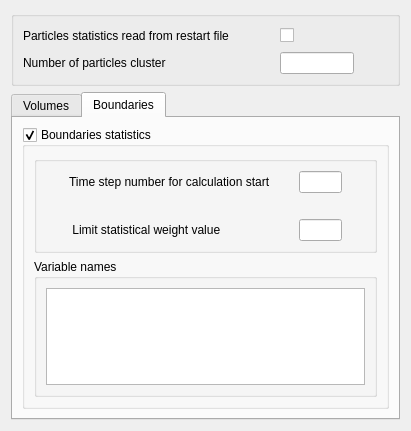
The window that gui/Pages/LagrangianStatisticsForm.ui (code-saturne/code_saturne) describes before a commit, drawn with Qt 5.
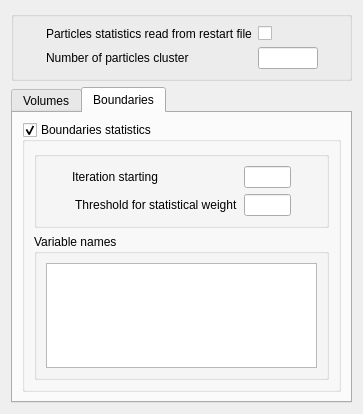
The same window after the commit. The open tabs and pages were chosen to show the change.

Patch:
```diff
--- a/gui/Pages/LagrangianStatisticsForm.ui
+++ b/gui/Pages/LagrangianStatisticsForm.ui
@@ -5,24 +5,35 @@
    <rect>
     <x>0</x>
     <y>0</y>
-    <width>411</width>
-    <height>431</height>
+    <width>363</width>
+    <height>414</height>
    </rect>
   </property>
   <property name="windowTitle" >
    <string>Form</string>
   </property>
-  <layout class="QGridLayout" >
-   <item row="0" column="0" >
-    <layout class="QGridLayout" >
-     <item row="0" column="0" >
+  <layout class="QVBoxLayout" name="verticalLayout" >
+   <item>
       <widget class="QGroupBox" name="groupBox" >
        <property name="title" >
         <string/>
        </property>
-       <layout class="QGridLayout" >
-        <item row="0" column="0" >
-         <layout class="QGridLayout" >
+     <layout class="QHBoxLayout" name="horizontalLayout" >
+      <item>
+       <spacer>
+        <property name="orientation" >
+         <enum>Qt::Horizontal</enum>
+        </property>
+        <property name="sizeHint" stdset="0" >
+         <size>
+          <width>42</width>
+          <height>17</height>
+         </size>
+        </property>
+       </spacer>
+      </item>
+      <item>
+       <layout class="QGridLayout" name="gridLayout" >
           <item row="0" column="0" >
            <widget class="QLabel" name="labelISUIST" >
             <property name="toolTip" >
@@ -34,19 +45,6 @@
            </widget>
           </item>
           <item row="0" column="1" >
-           <spacer>
-            <property name="orientation" >
-             <enum>Qt::Horizontal</enum>
-            </property>
-            <property name="sizeHint" >
-             <size>
-              <width>51</width>
-              <height>20</height>
-             </size>
-            </property>
-           </spacer>
-          </item>
-          <item row="0" column="2" >
            <widget class="QCheckBox" name="checkBoxISUIST" >
             <property name="toolTip" >
              <string>Code_Saturne key word: ISUIST</string>
@@ -56,19 +54,6 @@
             </property>
            </widget>
           </item>
-          <item row="0" column="3" >
-           <spacer>
-            <property name="orientation" >
-             <enum>Qt::Horizontal</enum>
-            </property>
-            <property name="sizeHint" >
-             <size>
-              <width>40</width>
-              <height>20</height>
-             </size>
-            </property>
-           </spacer>
-          </item>
           <item row="1" column="0" >
            <widget class="QLabel" name="labelNBCLST" >
             <property name="toolTip" >
@@ -80,22 +65,6 @@
            </widget>
           </item>
           <item row="1" column="1" >
-           <spacer>
-            <property name="toolTip" >
-             <string>Code_Saturne key word: NBCLST</string>
-            </property>
-            <property name="orientation" >
-             <enum>Qt::Horizontal</enum>
-            </property>
-            <property name="sizeHint" >
-             <size>
-              <width>51</width>
-              <height>22</height>
-             </size>
-            </property>
-           </spacer>
-          </item>
-          <item row="1" column="2" >
            <widget class="QLineEdit" name="lineEditNBCLST" >
             <property name="maximumSize" >
              <size>
@@ -108,25 +77,25 @@
             </property>
            </widget>
           </item>
-          <item row="1" column="3" >
+       </layout>
+      </item>
+      <item>
            <spacer>
             <property name="orientation" >
              <enum>Qt::Horizontal</enum>
             </property>
-            <property name="sizeHint" >
+        <property name="sizeHint" stdset="0" >
              <size>
-              <width>40</width>
-              <height>20</height>
+          <width>41</width>
+          <height>17</height>
              </size>
             </property>
            </spacer>
           </item>
          </layout>
-        </item>
-       </layout>
-      </widget>
-     </item>
-     <item row="1" column="0" >
+    </widget>
+   </item>
+   <item>
       <widget class="QTabWidget" name="tabWidget" >
        <property name="currentIndex" >
         <number>0</number>
@@ -279,28 +248,39 @@
            <property name="checkable" >
             <bool>true</bool>
            </property>
-           <layout class="QGridLayout" >
-            <item row="0" column="0" >
-             <layout class="QGridLayout" >
+         <layout class="QGridLayout" name="gridLayout_3" >
               <item row="0" column="0" >
                <widget class="QGroupBox" name="groupBoxMainBoundaries" >
                 <property name="title" >
                  <string/>
                 </property>
-                <layout class="QGridLayout" >
+            <layout class="QHBoxLayout" name="horizontalLayout_2" >
+             <item>
+              <spacer>
+               <property name="orientation" >
+                <enum>Qt::Horizontal</enum>
+               </property>
+               <property name="sizeHint" stdset="0" >
+                <size>
+                 <width>40</width>
+                 <height>20</height>
+                </size>
+               </property>
+              </spacer>
+             </item>
+             <item>
+              <layout class="QGridLayout" name="gridLayout_2" >
                  <item row="0" column="0" >
-                  <layout class="QGridLayout" >
-                   <item row="0" column="1" >
                     <widget class="QLabel" name="labelNSTBOR" >
                      <property name="toolTip" >
                       <string>Code_Saturne key word: NSTBOR</string>
                      </property>
                      <property name="text" >
-                      <string>Time step number for calculation start</string>
+                  <string>Iteration starting</string>
                      </property>
                     </widget>
                    </item>
-                   <item row="0" column="3" >
+               <item row="0" column="1" >
                     <widget class="QLineEdit" name="lineEditNSTBOR" >
                      <property name="maximumSize" >
                       <size>
@@ -314,55 +294,16 @@
                     </widget>
                    </item>
                    <item row="1" column="0" >
-                    <spacer>
-                     <property name="orientation" >
-                      <enum>Qt::Horizontal</enum>
-                     </property>
-                     <property name="sizeHint" >
-                      <size>
-                       <width>40</width>
-                       <height>20</height>
-                      </size>
-                     </property>
-                    </spacer>
-                   </item>
-                   <item row="1" column="2" >
-                    <spacer>
-                     <property name="orientation" >
-                      <enum>Qt::Horizontal</enum>
-                     </property>
-                     <property name="sizeHint" >
-                      <size>
-                       <width>40</width>
-                       <height>20</height>
-                      </size>
-                     </property>
-                    </spacer>
-                   </item>
-                   <item row="1" column="4" >
-                    <spacer>
-                     <property name="orientation" >
-                      <enum>Qt::Horizontal</enum>
-                     </property>
-                     <property name="sizeHint" >
-                      <size>
-                       <width>40</width>
-                       <height>20</height>
-                      </size>
-                     </property>
-                    </spacer>
-                   </item>
-                   <item row="2" column="1" >
                     <widget class="QLabel" name="labelSEUILF" >
                      <property name="toolTip" >
                       <string>Code_Saturne key word: SEUILF</string>
                      </property>
                      <property name="text" >
-                      <string> Limit statistical weight value</string>
+                  <string> Threshold for statistical weight</string>
                      </property>
                     </widget>
                    </item>
-                   <item row="2" column="3" >
+               <item row="1" column="1" >
                     <widget class="QLineEdit" name="lineEditSEUILF" >
                      <property name="maximumSize" >
                       <size>
@@ -377,6 +318,19 @@
                    </item>
                   </layout>
                  </item>
+             <item>
+              <spacer>
+               <property name="orientation" >
+                <enum>Qt::Horizontal</enum>
+               </property>
+               <property name="sizeHint" stdset="0" >
+                <size>
+                 <width>40</width>
+                 <height>20</height>
+                </size>
+               </property>
+              </spacer>
+             </item>
                 </layout>
                </widget>
               </item>
@@ -393,15 +347,24 @@
                </widget>
               </item>
              </layout>
-            </item>
-           </layout>
           </widget>
          </item>
         </layout>
        </widget>
       </widget>
      </item>
-    </layout>
+   <item>
+    <spacer name="verticalSpacer" >
+     <property name="orientation" >
+      <enum>Qt::Vertical</enum>
+     </property>
+     <property name="sizeHint" stdset="0" >
+      <size>
+       <width>13</width>
+       <height>21</height>
+      </size>
+     </property>
+    </spacer>
    </item>
   </layout>
  </widget>
```
Left out of the diff: 89 changed lines with no effect on the pictures. Lines whose indentation alone changed are shown as unchanged.
